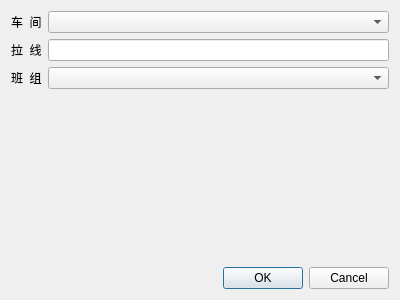
Before: the Qt Designer form ui/task_form.ui in izerui/scanrun, drawn with Qt 5.
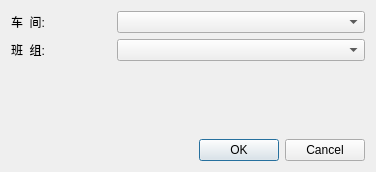
After: the same form once the commit is applied.

```diff
--- a/ui/task_form.ui
+++ b/ui/task_form.ui
@@ -9,8 +9,8 @@
    <rect>
     <x>0</x>
     <y>0</y>
-    <width>400</width>
-    <height>300</height>
+    <width>376</width>
+    <height>172</height>
    </rect>
   </property>
   <property name="windowTitle">
@@ -32,36 +32,38 @@
    </item>
    <item row="0" column="0">
     <layout class="QGridLayout" name="gridLayout_2">
-     <item row="0" column="0">
-      <widget class="QLabel" name="Label">
-       <property name="text">
-        <string>车  间</string>
-       </property>
-      </widget>
+     <item row="1" column="1">
+      <widget class="QComboBox" name="banzu"/>
      </item>
      <item row="0" column="1">
       <widget class="QComboBox" name="chejian"/>
      </item>
+     <item row="0" column="0">
+      <widget class="QLabel" name="Label">
+       <property name="maximumSize">
+        <size>
+         <width>100</width>
+         <height>16777215</height>
+        </size>
+       </property>
+       <property name="text">
+        <string>车  间:</string>
+       </property>
+      </widget>
+     </item>
      <item row="1" column="0">
-      <widget class="QLabel" name="Label_2">
-       <property name="text">
-        <string>拉  线</string>
-       </property>
-      </widget>
-     </item>
-     <item row="1" column="1">
-      <widget class="QLineEdit" name="laxian"/>
-     </item>
-     <item row="2" column="0">
       <widget class="QLabel" name="Label_3">
+       <property name="maximumSize">
+        <size>
+         <width>100</width>
+         <height>16777215</height>
+        </size>
+       </property>
        <property name="text">
-        <string>班  组</string>
+        <string>班  组:</string>
        </property>
       </widget>
      </item>
-     <item row="2" column="1">
-      <widget class="QComboBox" name="banzu"/>
-     </item>
     </layout>
    </item>
   </layout>
```
